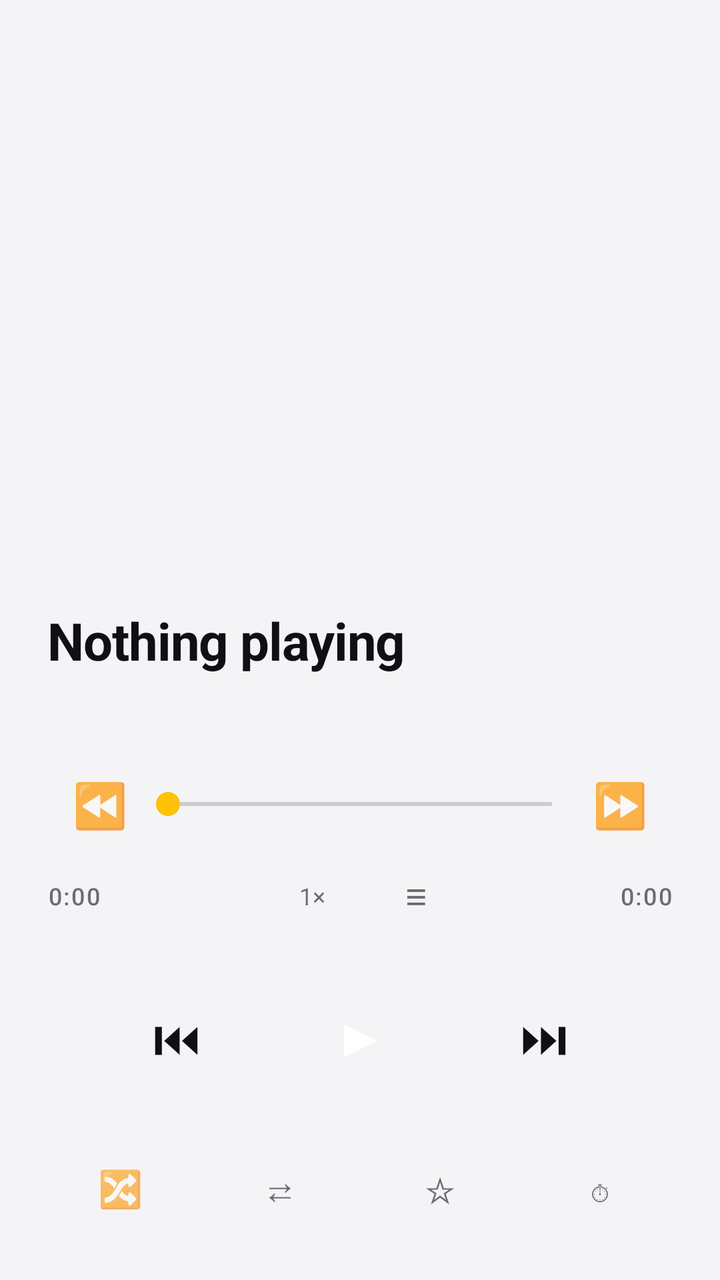
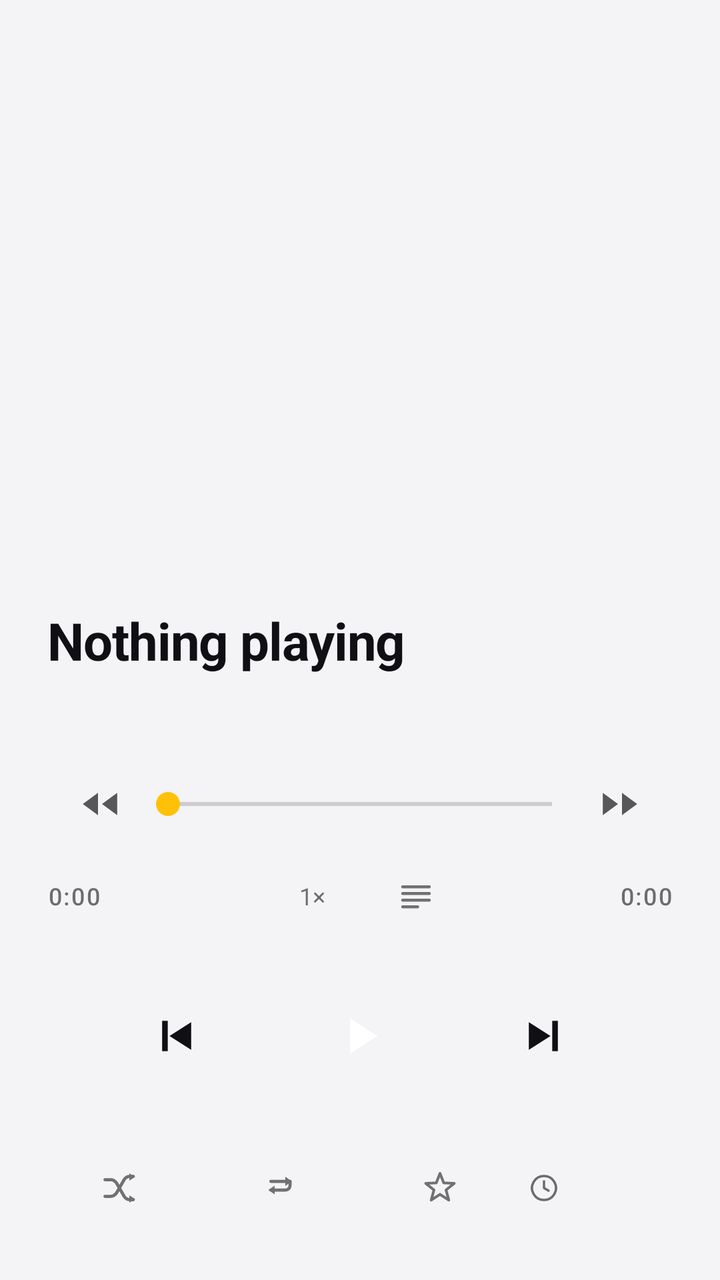

Two renders of the same Android screen: before a commit and after it. Below are the layout's source before the change and the commit's diff.
<!-- AndroidManifest.xml: application theme Theme.Chorus -->
<!-- res/layout/view_player.xml -->
<?xml version="1.0" encoding="utf-8"?>
<FrameLayout xmlns:android="http://schemas.android.com/apk/res/android"
    android:layout_width="match_parent"
    android:layout_height="match_parent"
    android:background="?attr/chorusPlayerBg">

    
    <ImageView
        android:id="@+id/player_backdrop"
        android:layout_width="match_parent"
        android:layout_height="match_parent"
        android:importantForAccessibility="no"
        android:scaleType="centerCrop" />

    
    <View
        android:id="@+id/player_scrim"
        android:layout_width="match_parent"
        android:layout_height="match_parent"
        android:importantForAccessibility="no" />

    <LinearLayout
        android:id="@+id/player_content"
        android:layout_width="match_parent"
        android:layout_height="match_parent"
        android:gravity="center_vertical"
        android:orientation="vertical"
        android:paddingStart="24dp"
        android:paddingTop="12dp"
        android:paddingEnd="24dp"
        android:paddingBottom="20dp">

        
        <FrameLayout
            android:id="@+id/player_art_card"
            android:layout_width="match_parent"
            android:layout_height="0dp"
            android:layout_weight="1">

            <ImageView
                android:id="@+id/player_art"
                android:layout_width="match_parent"
                android:layout_height="match_parent"
                android:contentDescription="Album art"
                android:scaleType="centerCrop" />

            
            <com.bee.chorus.ui.LyricsPanel
                android:id="@+id/player_lyrics"
                android:layout_width="match_parent"
                android:layout_height="match_parent"
                android:visibility="gone" />
        </FrameLayout>

        
        <TextView
            android:id="@+id/player_title"
            android:layout_width="match_parent"
            android:layout_height="wrap_content"
            android:layout_marginTop="24dp"
            android:ellipsize="marquee"
            android:focusable="true"
            android:fontFamily="sans-serif"
            android:letterSpacing="-0.015"
            android:marqueeRepeatLimit="marquee_forever"
            android:maxLines="1"
            android:singleLine="true"
            android:text="Nothing playing"
            android:textColor="?attr/chorusPlayerText"
            android:textSize="26sp"
            android:textStyle="bold" />

        <TextView
            android:id="@+id/player_artist"
            android:layout_width="match_parent"
            android:layout_height="wrap_content"
            android:layout_marginTop="6dp"
            android:ellipsize="end"
            android:fontFamily="sans-serif"
            android:maxLines="1"
            android:singleLine="true"
            android:textColor="?attr/chorusPlayerTextSecondary"
            android:textSize="15sp" />

        
        <FrameLayout
            android:id="@+id/player_seek_host"
            android:layout_width="match_parent"
            android:layout_height="wrap_content"
            android:layout_marginTop="12dp">

            <LinearLayout
                android:layout_width="match_parent"
                android:layout_height="wrap_content"
                android:gravity="center_vertical"
                android:orientation="horizontal">

                <TextView
                    android:id="@+id/player_rewind"
                    android:layout_width="52dp"
                    android:layout_height="52dp"
                    android:background="?android:attr/selectableItemBackgroundBorderless"
                    android:clickable="true"
                    android:contentDescription="Rewind 10 seconds"
                    android:focusable="true"
                    android:gravity="center"
                    android:text="⏪"
                    android:textColor="?attr/chorusPlayerTextSecondary"
                    android:textSize="22sp" />

                <SeekBar
                    android:id="@+id/player_seek"
                    android:layout_width="0dp"
                    android:layout_height="40dp"
                    android:layout_weight="1"
                    android:max="0"
                    android:paddingStart="8dp"
                    android:paddingEnd="8dp"
                    android:progress="0"
                    android:splitTrack="false" />

                <TextView
                    android:id="@+id/player_forward"
                    android:layout_width="52dp"
                    android:layout_height="52dp"
                    android:background="?android:attr/selectableItemBackgroundBorderless"
                    android:clickable="true"
                    android:contentDescription="Forward 10 seconds"
                    android:focusable="true"
                    android:gravity="center"
                    android:text="⏩"
                    android:textColor="?attr/chorusPlayerTextSecondary"
                    android:textSize="22sp" />
            </LinearLayout>

            
            <TextView
                android:id="@+id/player_seek_preview"
                android:layout_width="wrap_content"
                android:layout_height="28dp"
                android:layout_gravity="top|start"
                android:alpha="0"
                android:fontFamily="sans-serif-medium"
                android:gravity="center"
                android:importantForAccessibility="no"
                android:minWidth="56dp"
                android:paddingStart="10dp"
                android:paddingEnd="10dp"
                android:text="0:00"
                android:textSize="13sp" />
        </FrameLayout>

        
        <LinearLayout
            android:layout_width="match_parent"
            android:layout_height="wrap_content"
            android:gravity="center_vertical"
            android:orientation="horizontal">

            <TextView
                android:id="@+id/player_elapsed"
                android:layout_width="0dp"
                android:layout_height="wrap_content"
                android:layout_weight="1"
                android:fontFamily="sans-serif-medium"
                android:gravity="start"
                android:letterSpacing="0.06"
                android:text="0:00"
                android:textColor="?attr/chorusPlayerTextMuted"
                android:textSize="12sp" />

            
            <TextView
                android:id="@+id/player_speed"
                android:layout_width="48dp"
                android:layout_height="40dp"
                android:layout_marginStart="8dp"
                android:clickable="true"
                android:contentDescription="Playback speed, 1 times, tap to change"
                android:focusable="true"
                android:gravity="center"
                android:maxLines="1"
                android:singleLine="true"
                android:text="1×"
                android:textColor="?attr/chorusPlayerTextMuted"
                android:textSize="12sp" />

            
            <TextView
                android:id="@+id/player_lyrics_toggle"
                android:layout_width="40dp"
                android:layout_height="40dp"
                android:layout_marginStart="8dp"
                android:layout_marginEnd="8dp"
                android:clickable="true"
                android:contentDescription="Lyrics hidden, tap to show"
                android:focusable="true"
                android:gravity="center"
                android:text="≡"
                android:textColor="?attr/chorusPlayerTextMuted"
                android:textSize="19sp" />

            <TextView
                android:id="@+id/player_total"
                android:layout_width="0dp"
                android:layout_height="wrap_content"
                android:layout_weight="1"
                android:fontFamily="sans-serif-medium"
                android:gravity="end"
                android:letterSpacing="0.06"
                android:text="0:00"
                android:textColor="?attr/chorusPlayerTextMuted"
                android:textSize="12sp" />
        </LinearLayout>

        
        <LinearLayout
            android:id="@+id/player_transport"
            android:layout_width="match_parent"
            android:layout_height="wrap_content"
            android:layout_marginTop="12dp"
            android:gravity="center"
            android:orientation="horizontal">

            <TextView
                android:id="@+id/player_prev"
                android:layout_width="68dp"
                android:layout_height="68dp"
                android:background="?android:attr/selectableItemBackgroundBorderless"
                android:clickable="true"
                android:contentDescription="Previous track"
                android:focusable="true"
                android:gravity="center"
                android:text="⏮"
                android:textColor="?attr/chorusPlayerText"
                android:textSize="24sp" />

            <TextView
                android:id="@+id/player_play_pause"
                android:layout_width="76dp"
                android:layout_height="76dp"
                android:layout_marginStart="20dp"
                android:layout_marginEnd="20dp"
                android:clickable="true"
                android:contentDescription="Play or pause"
                android:focusable="true"
                android:gravity="center"
                android:text="▶"
                android:textColor="?attr/chorusPlayerOnSurface"
                android:textSize="28sp" />

            <TextView
                android:id="@+id/player_next"
                android:layout_width="68dp"
                android:layout_height="68dp"
                android:background="?android:attr/selectableItemBackgroundBorderless"
                android:clickable="true"
                android:contentDescription="Next track"
                android:focusable="true"
                android:gravity="center"
                android:text="⏭"
                android:textColor="?attr/chorusPlayerText"
                android:textSize="24sp" />
        </LinearLayout>

        
        <LinearLayout
            android:id="@+id/player_modes"
            android:layout_width="match_parent"
            android:layout_height="wrap_content"
            android:layout_marginTop="12dp"
            android:orientation="horizontal">

            <TextView
                android:id="@+id/player_shuffle"
                android:layout_width="0dp"
                android:layout_height="52dp"
                android:layout_weight="1"
                android:clickable="true"
                android:contentDescription="Shuffle off, tap to turn on"
                android:focusable="true"
                android:gravity="center"
                android:maxLines="1"
                android:singleLine="true"
                android:text="🔀"
                android:textColor="?attr/chorusPlayerTextMuted"
                android:textSize="18sp" />

            <TextView
                android:id="@+id/player_repeat"
                android:layout_width="0dp"
                android:layout_height="52dp"
                android:layout_marginStart="8dp"
                android:layout_weight="1"
                android:clickable="true"
                android:contentDescription="Repeat off, tap to repeat all"
                android:focusable="true"
                android:gravity="center"
                android:maxLines="1"
                android:singleLine="true"
                android:text="⇄"
                android:textColor="?attr/chorusPlayerTextMuted"
                android:textSize="18sp" />

            <TextView
                android:id="@+id/player_star"
                android:layout_width="0dp"
                android:layout_height="52dp"
                android:layout_marginStart="8dp"
                android:layout_weight="1"
                android:clickable="true"
                android:contentDescription="Not a favourite"
                android:focusable="true"
                android:gravity="center"
                android:maxLines="1"
                android:singleLine="true"
                android:text="☆"
                android:textColor="?attr/chorusPlayerTextMuted"
                android:textSize="18sp" />

            
            <TextView
                android:id="@+id/player_sleep"
                android:layout_width="0dp"
                android:layout_height="52dp"
                android:layout_marginStart="8dp"
                android:layout_weight="1"
                android:clickable="true"
                android:contentDescription="Sleep timer off, tap to set"
                android:ellipsize="end"
                android:focusable="true"
                android:gravity="center"
                android:maxLines="1"
                android:singleLine="true"
                android:text="⏱"
                android:textColor="?attr/chorusPlayerTextMuted"
                android:textSize="13sp" />
        </LinearLayout>
    </LinearLayout>
</FrameLayout>
<!-- resources referenced by this layout -->
<resources>
  <style name="Theme.Chorus.Base" parent="Theme.AppCompat.DayNight.NoActionBar">
          <item name="android:colorBackground">@color/chorus_light_bg</item>
          <item name="android:windowBackground">@color/chorus_light_bg</item>
          <item name="android:statusBarColor">@color/chorus_light_status_bar</item>
          <item name="android:navigationBarColor">@color/chorus_light_nav_bar</item>
  
          
          <item name="android:textColorPrimary">@color/chorus_light_text_primary</item>
          <item name="android:textColorSecondary">@color/chorus_light_text_secondary</item>
  
          <item name="chorusBg">@color/chorus_light_bg</item>
          <item name="chorusSurface">@color/chorus_light_surface</item>
          <item name="chorusSurfaceElevated">@color/chorus_light_surface_elevated</item>
          <item name="chorusTextPrimary">@color/chorus_light_text_primary</item>
          <item name="chorusTextSecondary">@color/chorus_light_text_secondary</item>
          <item name="chorusTextMuted">@color/chorus_light_text_muted</item>
          <item name="chorusDivider">@color/chorus_light_divider</item>
          <item name="chorusAccent">@color/chorus_light_accent</item>
          <item name="chorusAccentText">@color/chorus_light_accent_text</item>
          <item name="chorusStatusBar">@color/chorus_light_status_bar</item>
          <item name="chorusNavBar">@color/chorus_light_nav_bar</item>
  
          <item name="chorusPlayerBg">@color/chorus_light_player_bg</item>
          <item name="chorusPlayerText">@color/chorus_light_player_text</item>
          <item name="chorusPlayerTextSecondary">@color/chorus_light_player_text_secondary</item>
          <item name="chorusPlayerTextMuted">@color/chorus_light_player_text_muted</item>
          <item name="chorusPlayerTextShadow">@color/chorus_light_player_text_shadow</item>
          <item name="chorusPlayerArtCard">@color/chorus_light_player_art_card</item>
          <item name="chorusPlayerScrimMid">@color/chorus_light_player_scrim_mid</item>
          <item name="chorusPlayerScrimLow">@color/chorus_light_player_scrim_low</item>
          <item name="chorusPlayerScrimEnd">@color/chorus_light_player_scrim_end</item>
          <item name="chorusPlayerSurface">@color/chorus_light_player_surface</item>
          <item name="chorusPlayerOnSurface">@color/chorus_light_player_on_surface</item>
          <item name="chorusPlayerPill">@color/chorus_light_player_pill</item>
          <item name="chorusPlayerPillBorder">@color/chorus_light_player_pill_border</item>
          <item name="chorusPlayerPillOn">@color/chorus_light_player_pill_on</item>
          <item name="chorusPlayerOnPillText">@color/chorus_light_player_on_pill_text</item>
          <item name="chorusPlayerPillStrong">@color/chorus_light_player_pill_strong</item>
          <item name="chorusPlayerOnStrongPillText">@color/chorus_light_player_on_strong_pill_text</item>
          <item name="chorusPlayerRipple">@color/chorus_light_player_ripple</item>
          <item name="chorusPlayerSeekTrack">@color/chorus_light_player_seek_track</item>
          <item name="chorusPlayerSeekThumb">@color/chorus_light_player_seek_thumb</item>
          <item name="chorusPlayerSeekHalo">@color/chorus_light_player_seek_halo</item>
  
          
          <item name="colorAccent">@color/chorus_light_accent</item>
          <item name="colorControlActivated">@color/chorus_light_accent</item>
          <item name="colorControlNormal">@color/chorus_light_text_secondary</item>
      </style>
  <!-- unchanged entries left out for length: 33 -->
</resources>

<!-- the commit's change to res/layout/view_player.xml (unified diff, before → after) -->
@@ -95,7 +95,7 @@
                 android:gravity="center_vertical"
                 android:orientation="horizontal">
 
-                <TextView
+                <ImageView
                     android:id="@+id/player_rewind"
                     android:layout_width="52dp"
                     android:layout_height="52dp"
@@ -103,10 +103,9 @@
                     android:clickable="true"
                     android:contentDescription="Rewind 10 seconds"
                     android:focusable="true"
-                    android:gravity="center"
-                    android:text="⏪"
-                    android:textColor="?attr/chorusPlayerTextSecondary"
-                    android:textSize="22sp" />
+                    android:scaleType="center"
+                    android:src="@drawable/ic_rewind"
+                    android:tint="?attr/chorusPlayerTextSecondary" />
 
                 <SeekBar
                     android:id="@+id/player_seek"
@@ -119,7 +118,7 @@
                     android:progress="0"
                     android:splitTrack="false" />
 
-                <TextView
+                <ImageView
                     android:id="@+id/player_forward"
                     android:layout_width="52dp"
                     android:layout_height="52dp"
@@ -127,10 +126,9 @@
                     android:clickable="true"
                     android:contentDescription="Forward 10 seconds"
                     android:focusable="true"
-                    android:gravity="center"
-                    android:text="⏩"
-                    android:textColor="?attr/chorusPlayerTextSecondary"
-                    android:textSize="22sp" />
+                    android:scaleType="center"
+                    android:src="@drawable/ic_forward"
+                    android:tint="?attr/chorusPlayerTextSecondary" />
             </LinearLayout>
 
             
@@ -186,19 +184,19 @@
                 android:textSize="12sp" />
 
             
-            <TextView
+            <ImageView
                 android:id="@+id/player_lyrics_toggle"
                 android:layout_width="40dp"
                 android:layout_height="40dp"
                 android:layout_marginStart="8dp"
                 android:layout_marginEnd="8dp"
+                android:background="?android:attr/selectableItemBackgroundBorderless"
                 android:clickable="true"
                 android:contentDescription="Lyrics hidden, tap to show"
                 android:focusable="true"
-                android:gravity="center"
-                android:text="≡"
-                android:textColor="?attr/chorusPlayerTextMuted"
-                android:textSize="19sp" />
+                android:scaleType="center"
+                android:src="@drawable/ic_lyrics"
+                android:tint="?attr/chorusPlayerTextMuted" />
 
             <TextView
                 android:id="@+id/player_total"
@@ -222,7 +220,7 @@
             android:gravity="center"
             android:orientation="horizontal">
 
-            <TextView
+            <ImageView
                 android:id="@+id/player_prev"
                 android:layout_width="68dp"
                 android:layout_height="68dp"
@@ -230,26 +228,25 @@
                 android:clickable="true"
                 android:contentDescription="Previous track"
                 android:focusable="true"
-                android:gravity="center"
-                android:text="⏮"
-                android:textColor="?attr/chorusPlayerText"
-                android:textSize="24sp" />
-
-            <TextView
+                android:scaleType="center"
+                android:src="@drawable/ic_prev"
+                android:tint="?attr/chorusPlayerText" />
+
+            <ImageView
                 android:id="@+id/player_play_pause"
                 android:layout_width="76dp"
                 android:layout_height="76dp"
                 android:layout_marginStart="20dp"
                 android:layout_marginEnd="20dp"
+                android:background="?android:attr/selectableItemBackgroundBorderless"
                 android:clickable="true"
                 android:contentDescription="Play or pause"
                 android:focusable="true"
-                android:gravity="center"
-                android:text="▶"
-                android:textColor="?attr/chorusPlayerOnSurface"
-                android:textSize="28sp" />
-
-            <TextView
+                android:scaleType="center"
+                android:src="@drawable/ic_play"
+                android:tint="?attr/chorusPlayerOnSurface" />
+
+            <ImageView
                 android:id="@+id/player_next"
                 android:layout_width="68dp"
                 android:layout_height="68dp"
@@ -257,10 +254,9 @@
                 android:clickable="true"
                 android:contentDescription="Next track"
                 android:focusable="true"
-                android:gravity="center"
-                android:text="⏭"
-                android:textColor="?attr/chorusPlayerText"
-                android:textSize="24sp" />
+                android:scaleType="center"
+                android:src="@drawable/ic_next"
+                android:tint="?attr/chorusPlayerText" />
         </LinearLayout>
 
         
@@ -271,68 +267,64 @@
             android:layout_marginTop="12dp"
             android:orientation="horizontal">
 
-            <TextView
+            <ImageView
                 android:id="@+id/player_shuffle"
                 android:layout_width="0dp"
                 android:layout_height="52dp"
                 android:layout_weight="1"
+                android:background="?android:attr/selectableItemBackgroundBorderless"
                 android:clickable="true"
                 android:contentDescription="Shuffle off, tap to turn on"
+                android:focusable="true"
+                android:scaleType="center"
+                android:src="@drawable/ic_shuffle"
+                android:tint="?attr/chorusPlayerTextMuted" />
+
+            <ImageView
+                android:id="@+id/player_repeat"
+                android:layout_width="0dp"
+                android:layout_height="52dp"
+                android:layout_marginStart="8dp"
+                android:layout_weight="1"
+                android:background="?android:attr/selectableItemBackgroundBorderless"
+                android:clickable="true"
+                android:contentDescription="Repeat off, tap to repeat all"
+                android:focusable="true"
+                android:scaleType="center"
+                android:src="@drawable/ic_repeat"
+                android:tint="?attr/chorusPlayerTextMuted" />
+
+            <ImageView
+                android:id="@+id/player_star"
+                android:layout_width="0dp"
+                android:layout_height="52dp"
+                android:layout_marginStart="8dp"
+                android:layout_weight="1"
+                android:background="?android:attr/selectableItemBackgroundBorderless"
+                android:clickable="true"
+                android:contentDescription="Not a favourite"
+                android:focusable="true"
+                android:scaleType="center"
+                android:src="@drawable/ic_star"
+                android:tint="?attr/chorusPlayerTextMuted" />
+
+            
+            <TextView
+                android:id="@+id/player_sleep"
+                android:layout_width="0dp"
+                android:layout_height="52dp"
+                android:layout_marginStart="8dp"
+                android:layout_weight="1"
+                android:clickable="true"
+                android:contentDescription="Sleep timer off, tap to set"
+                android:drawableStart="@drawable/ic_sleep"
+                android:drawablePadding="5dp"
+                android:drawableTint="?attr/chorusPlayerTextMuted"
+                android:ellipsize="end"
                 android:focusable="true"
                 android:gravity="center"
                 android:maxLines="1"
                 android:singleLine="true"
-                android:text="🔀"
-                android:textColor="?attr/chorusPlayerTextMuted"
-                android:textSize="18sp" />
-
-            <TextView
-                android:id="@+id/player_repeat"
-                android:layout_width="0dp"
-                android:layout_height="52dp"
-                android:layout_marginStart="8dp"
-                android:layout_weight="1"
-                android:clickable="true"
-                android:contentDescription="Repeat off, tap to repeat all"
-                android:focusable="true"
-                android:gravity="center"
-                android:maxLines="1"
-                android:singleLine="true"
-                android:text="⇄"
-                android:textColor="?attr/chorusPlayerTextMuted"
-                android:textSize="18sp" />
-
-            <TextView
-                android:id="@+id/player_star"
-                android:layout_width="0dp"
-                android:layout_height="52dp"
-                android:layout_marginStart="8dp"
-                android:layout_weight="1"
-                android:clickable="true"
-                android:contentDescription="Not a favourite"
-                android:focusable="true"
-                android:gravity="center"
-                android:maxLines="1"
-                android:singleLine="true"
-                android:text="☆"
-                android:textColor="?attr/chorusPlayerTextMuted"
-                android:textSize="18sp" />
-
-            
-            <TextView
-                android:id="@+id/player_sleep"
-                android:layout_width="0dp"
-                android:layout_height="52dp"
-                android:layout_marginStart="8dp"
-                android:layout_weight="1"
-                android:clickable="true"
-                android:contentDescription="Sleep timer off, tap to set"
-                android:ellipsize="end"
-                android:focusable="true"
-                android:gravity="center"
-                android:maxLines="1"
-                android:singleLine="true"
-                android:text="⏱"
                 android:textColor="?attr/chorusPlayerTextMuted"
                 android:textSize="13sp" />
         </LinearLayout>
<!-- resource entries referenced after the edit -->
@@ -1,5 +1,157 @@
 <!-- resources referenced by this layout -->
 <resources>
+  <!-- drawable ic_forward (drawable) -->
+  <?xml version="1.0" encoding="utf-8"?>
+  <vector xmlns:android="http://schemas.android.com/apk/res/android"
+      android:width="24dp"
+      android:height="24dp"
+      android:viewportWidth="24"
+      android:viewportHeight="24">
+      <path
+          android:fillColor="#FFFFFFFF"
+          android:pathData="M13,6.4 L20.6,12 L13,17.6 Z M3.4,6.4 L11,12 L3.4,17.6 Z" />
+  </vector>
+  <!-- drawable ic_lyrics (drawable) -->
+  <?xml version="1.0" encoding="utf-8"?>
+  <vector xmlns:android="http://schemas.android.com/apk/res/android"
+      android:width="20dp"
+      android:height="20dp"
+      android:viewportWidth="24"
+      android:viewportHeight="24">
+      <path
+          android:fillColor="#00000000"
+          android:pathData="M4,6.5 H20 M4,10.5 H20 M4,14.5 H20 M4,18.5 H13"
+          android:strokeColor="#FFFFFFFF"
+          android:strokeLineCap="round"
+          android:strokeWidth="1.8" />
+  </vector>
+  <!-- drawable ic_next (drawable) -->
+  <?xml version="1.0" encoding="utf-8"?>
+  <vector xmlns:android="http://schemas.android.com/apk/res/android"
+      android:width="26dp"
+      android:height="26dp"
+      android:viewportWidth="24"
+      android:viewportHeight="24">
+      <path
+          android:fillColor="#FFFFFFFF"
+          android:pathData="M15.8,5 h2.6 v14 h-2.6 Z M5,5.6 L15,12 L5,18.4 Z" />
+  </vector>
+  <!-- drawable ic_play (drawable) -->
+  <?xml version="1.0" encoding="utf-8"?>
+  <vector xmlns:android="http://schemas.android.com/apk/res/android"
+      android:width="30dp"
+      android:height="30dp"
+      android:viewportWidth="24"
+      android:viewportHeight="24">
+      <path
+          android:fillColor="#FFFFFFFF"
+          android:pathData="M8,5 L19,12 L8,19 Z" />
+  </vector>
+  <!-- drawable ic_prev (drawable) -->
+  <?xml version="1.0" encoding="utf-8"?>
+  <vector xmlns:android="http://schemas.android.com/apk/res/android"
+      android:width="26dp"
+      android:height="26dp"
+      android:viewportWidth="24"
+      android:viewportHeight="24">
+      <path
+          android:fillColor="#FFFFFFFF"
+          android:pathData="M5.6,5 h2.6 v14 h-2.6 Z M19,5.6 L9,12 L19,18.4 Z" />
+  </vector>
+  <!-- drawable ic_repeat (drawable) -->
+  <?xml version="1.0" encoding="utf-8"?>
+  <vector xmlns:android="http://schemas.android.com/apk/res/android"
+      android:width="20dp"
+      android:height="20dp"
+      android:viewportWidth="24"
+      android:viewportHeight="24">
+      <path
+          android:fillColor="#00000000"
+          android:pathData="M6.5,8 H18"
+          android:strokeColor="#FFFFFFFF"
+          android:strokeLineCap="round"
+          android:strokeWidth="1.9" />
+      <path
+          android:fillColor="#FFFFFFFF"
+          android:pathData="M15.2,5.2 L19,8 L15.2,10.8 Z" />
+      <path
+          android:fillColor="#00000000"
+          android:pathData="M18,8 v2.6 a2.6,2.6 0 0 1 -2.6,2.6 H6.5"
+          android:strokeColor="#FFFFFFFF"
+          android:strokeLineCap="round"
+          android:strokeWidth="1.9" />
+      <path
+          android:fillColor="#FFFFFFFF"
+          android:pathData="M8.8,10.6 L5,13.2 L8.8,15.8 Z" />
+  </vector>
+  <!-- drawable ic_rewind (drawable) -->
+  <?xml version="1.0" encoding="utf-8"?>
+  <vector xmlns:android="http://schemas.android.com/apk/res/android"
+      android:width="24dp"
+      android:height="24dp"
+      android:viewportWidth="24"
+      android:viewportHeight="24">
+      <path
+          android:fillColor="#FFFFFFFF"
+          android:pathData="M11,6.4 L3.4,12 L11,17.6 Z M20.6,6.4 L13,12 L20.6,17.6 Z" />
+  </vector>
+  <!-- drawable ic_shuffle (drawable) -->
+  <?xml version="1.0" encoding="utf-8"?>
+  <vector xmlns:android="http://schemas.android.com/apk/res/android"
+      android:width="20dp"
+      android:height="20dp"
+      android:viewportWidth="24"
+      android:viewportHeight="24">
+      <path
+          android:fillColor="#00000000"
+          android:pathData="M3,7 h3.4 c1.7,0 2.7,0.9 3.5,2 L14.6,17.2 c0.8,1.1 1.8,1.8 3.4,1.8 H20"
+          android:strokeColor="#FFFFFFFF"
+          android:strokeLineCap="round"
+          android:strokeWidth="1.9" />
+      <path
+          android:fillColor="#00000000"
+          android:pathData="M3,17 h3.4 c1.7,0 2.7,-0.9 3.5,-2 L14.6,6.8 c0.8,-1.1 1.8,-1.8 3.4,-1.8 H20"
+          android:strokeColor="#FFFFFFFF"
+          android:strokeLineCap="round"
+          android:strokeWidth="1.9" />
+      <path
+          android:fillColor="#FFFFFFFF"
+          android:pathData="M17.6,3.2 L21,5.4 L17.6,7.6 Z M17.6,16.4 L21,18.6 L17.6,20.8 Z" />
+  </vector>
+  <!-- drawable ic_sleep (drawable) -->
+  <?xml version="1.0" encoding="utf-8"?>
+  <vector xmlns:android="http://schemas.android.com/apk/res/android"
+      android:width="16dp"
+      android:height="16dp"
+      android:viewportWidth="24"
+      android:viewportHeight="24">
+      <path
+          android:fillColor="#00000000"
+          android:pathData="M12,3 a9,9 0 1 1 -0.01,0"
+          android:strokeColor="#FFFFFFFF"
+          android:strokeWidth="1.8" />
+      <path
+          android:fillColor="#00000000"
+          android:pathData="M12,7 V12 L15.4,14"
+          android:strokeColor="#FFFFFFFF"
+          android:strokeLineCap="round"
+          android:strokeLineJoin="round"
+          android:strokeWidth="1.8" />
+  </vector>
+  <!-- drawable ic_star (drawable) -->
+  <?xml version="1.0" encoding="utf-8"?>
+  <vector xmlns:android="http://schemas.android.com/apk/res/android"
+      android:width="20dp"
+      android:height="20dp"
+      android:viewportWidth="24"
+      android:viewportHeight="24">
+      <path
+          android:fillColor="#00000000"
+          android:pathData="M12,3.2 L14.23,8.93 L20.56,9.22 L15.62,13.17 L17.29,19.28 L12,15.8 L6.71,19.28 L8.38,13.17 L3.44,9.22 L9.77,8.93 Z"
+          android:strokeColor="#FFFFFFFF"
+          android:strokeLineJoin="round"
+          android:strokeWidth="1.6" />
+  </vector>
   <style name="Theme.Chorus.Base" parent="Theme.AppCompat.DayNight.NoActionBar">
           <item name="android:colorBackground">@color/chorus_light_bg</item>
           <item name="android:windowBackground">@color/chorus_light_bg</item>
@@ -48,6 +200,33 @@
           <item name="colorAccent">@color/chorus_light_accent</item>
           <item name="colorControlActivated">@color/chorus_light_accent</item>
           <item name="colorControlNormal">@color/chorus_light_text_secondary</item>
+  
+          
+          <item name="alertDialogTheme">@style/Theme.Chorus.Dialog</item>
+      </style>
+  <style name="Theme.Chorus.Dialog" parent="Theme.AppCompat.DayNight.Dialog.Alert">
+          <item name="android:windowBackground">@drawable/dialog_surface</item>
+          <item name="android:textColorPrimary">@color/chorus_light_text_primary</item>
+          <item name="android:textColorSecondary">@color/chorus_light_text_secondary</item>
+          <item name="android:textColorHint">@color/chorus_light_text_muted</item>
+          <item name="colorAccent">@color/chorus_light_accent</item>
+          <item name="colorControlActivated">@color/chorus_light_accent</item>
+          <item name="android:windowTitleStyle">@style/Chorus.Dialog.Title</item>
+      </style>
+  <!-- drawable dialog_surface (drawable) -->
+  <?xml version="1.0" encoding="utf-8"?>
+  <shape xmlns:android="http://schemas.android.com/apk/res/android"
+      android:shape="rectangle">
+      <solid android:color="?attr/chorusSurfaceElevated" />
+      <corners android:radius="16dp" />
+      <stroke
+          android:width="1dp"
+          android:color="?attr/chorusDivider" />
+  </shape>
+  <style name="Chorus.Dialog.Title" parent="">
+          <item name="android:textColor">@color/chorus_light_accent_text</item>
+          <item name="android:textSize">19sp</item>
+          <item name="android:textStyle">bold</item>
       </style>
   <!-- unchanged entries left out for length: 33 -->
 </resources>
